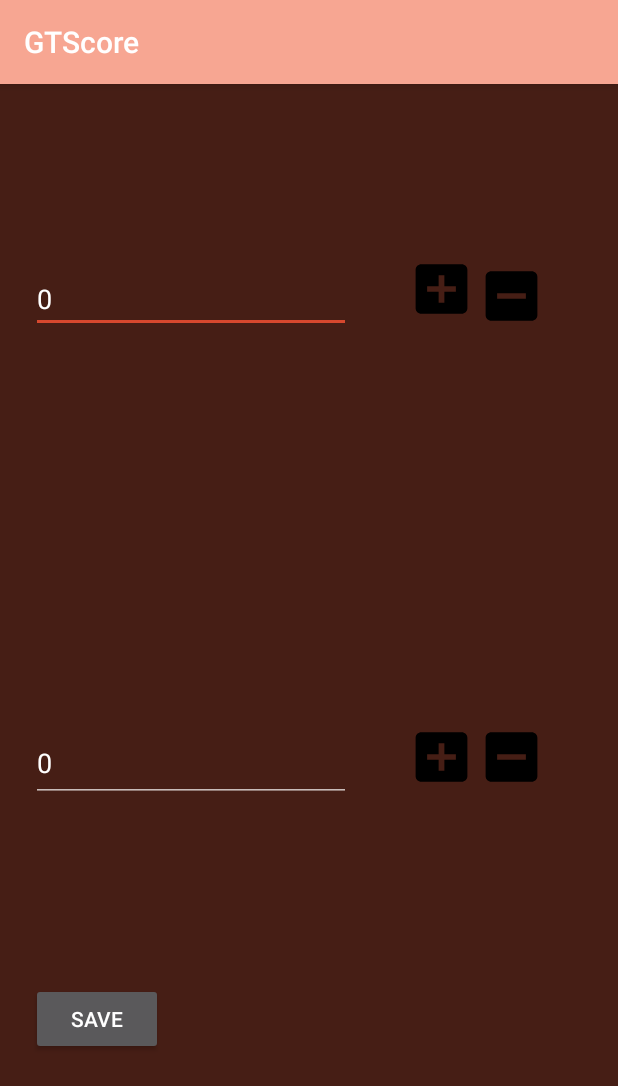
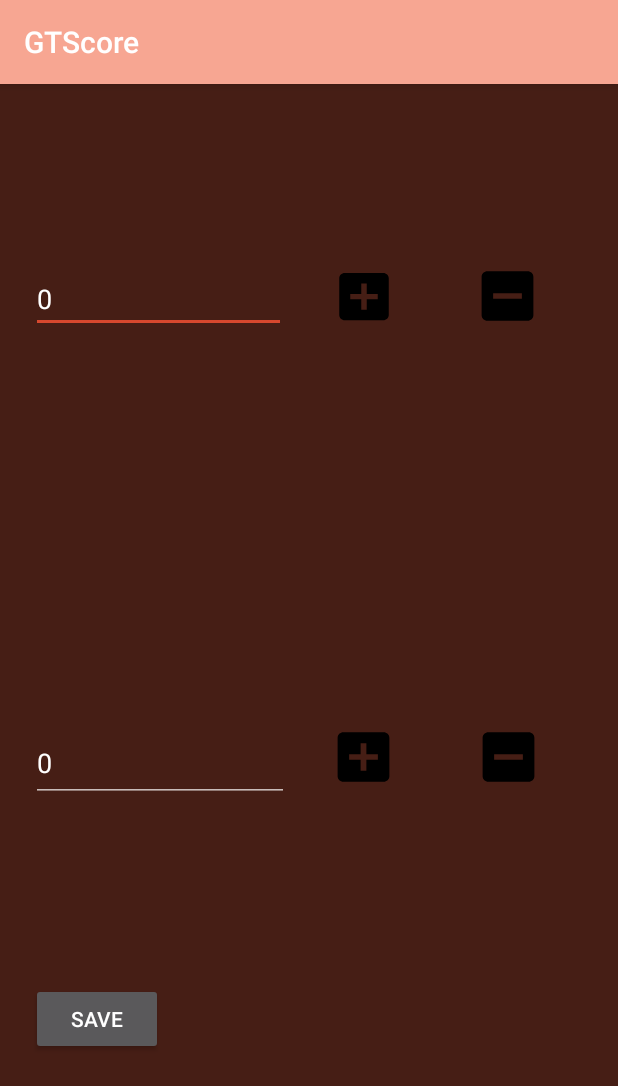
Before and after one commit to ngailapdi/GTScore, an Android app: the MatchActivity screen opened directly, with no data from a screen before it, on a phone screen of 412 x 824 dp. Shown: the top 1086 px of the screen. Run offline under Robolectric (Android 15) with nearby library versions, the phone set to English and light mode, and no system bars; our stand-ins replace Firebase (no records; nobody signed in at launch, a user with empty details on screens opened directly).

Commit message:
UI--add--match

```diff
--- a/app/src/main/res/layout/activity_match.xml
+++ b/app/src/main/res/layout/activity_match.xml
@@ -22,11 +22,15 @@
 
     <EditText
         android:id="@+id/score1"
-        android:layout_width="wrap_content"
+        android:layout_width="170dp"
         android:layout_height="wrap_content"
+        android:layout_marginEnd="8dp"
+        android:layout_marginRight="8dp"
         android:ems="10"
         android:inputType="number"
         app:layout_constraintBottom_toTopOf="@id/player2"
+        app:layout_constraintEnd_toEndOf="parent"
+        app:layout_constraintHorizontal_bias="0.0"
         app:layout_constraintStart_toStartOf="@id/player1"
         app:layout_constraintTop_toBottomOf="@+id/player1"
         app:layout_constraintTop_toTopOf="parent"
@@ -46,12 +50,16 @@
 
     <EditText
         android:id="@+id/score2"
-        android:layout_width="wrap_content"
+        android:layout_width="172dp"
         android:layout_height="51dp"
+        android:layout_marginEnd="8dp"
+        android:layout_marginRight="8dp"
         android:ems="10"
         android:inputType="number"
         app:layout_constraintBottom_toBottomOf="parent"
         app:layout_constraintBottom_toTopOf="@id/saveScore"
+        app:layout_constraintEnd_toEndOf="parent"
+        app:layout_constraintHorizontal_bias="0.0"
         app:layout_constraintStart_toStartOf="@id/player2"
         app:layout_constraintTop_toBottomOf="@+id/player2"
         app:layout_constraintVertical_bias="0.0" />
@@ -67,21 +75,21 @@
 
     <Button
         android:id="@+id/add1"
-        android:layout_width="46dp"
-        android:layout_height="44dp"
+        android:layout_width="44dp"
+        android:layout_height="42dp"
         android:layout_marginStart="8dp"
         android:layout_marginLeft="8dp"
-        android:layout_marginTop="100dp"
+        android:layout_marginTop="8dp"
         android:layout_marginEnd="8dp"
         android:layout_marginRight="8dp"
         android:layout_marginBottom="8dp"
         android:background="@drawable/ic_add_box_black_24dp"
         app:layout_constraintBottom_toBottomOf="parent"
         app:layout_constraintEnd_toEndOf="parent"
-        app:layout_constraintHorizontal_bias="0.753"
-        app:layout_constraintStart_toStartOf="parent"
+        app:layout_constraintHorizontal_bias="0.135"
+        app:layout_constraintStart_toEndOf="@+id/score1"
         app:layout_constraintTop_toTopOf="parent"
-        app:layout_constraintVertical_bias="0.024" />
+        app:layout_constraintVertical_bias="0.159" />
 
     <Button
         android:id="@+id/minus1"
@@ -96,8 +104,7 @@
         android:background="@drawable/ic_indeterminate_check_box_black_24dp"
         app:layout_constraintBottom_toBottomOf="parent"
         app:layout_constraintEnd_toEndOf="parent"
-        app:layout_constraintHorizontal_bias="0.885"
-        app:layout_constraintStart_toStartOf="parent"
+        app:layout_constraintStart_toEndOf="@+id/add1"
         app:layout_constraintTop_toTopOf="parent"
         app:layout_constraintVertical_bias="0.157" />
 
@@ -114,8 +121,7 @@
         android:background="@drawable/ic_indeterminate_check_box_black_24dp"
         app:layout_constraintBottom_toBottomOf="parent"
         app:layout_constraintEnd_toEndOf="parent"
-        app:layout_constraintHorizontal_bias="0.885"
-        app:layout_constraintStart_toStartOf="parent"
+        app:layout_constraintStart_toEndOf="@+id/minus2"
         app:layout_constraintTop_toTopOf="parent"
         app:layout_constraintVertical_bias="0.591" />
 
@@ -132,8 +138,8 @@
         android:background="@drawable/ic_add_box_black_24dp"
         app:layout_constraintBottom_toBottomOf="parent"
         app:layout_constraintEnd_toEndOf="parent"
-        app:layout_constraintHorizontal_bias="0.753"
-        app:layout_constraintStart_toStartOf="parent"
+        app:layout_constraintHorizontal_bias="0.118"
+        app:layout_constraintStart_toEndOf="@+id/score2"
         app:layout_constraintTop_toTopOf="parent"
         app:layout_constraintVertical_bias="0.591" />
 </android.support.constraint.ConstraintLayout>
```
Also changed, not shown: app/src/main/res/layout/activity_add_game.xml (+5 -5 lines), app/src/main/res/layout/activity_add_match.xml (+4 -4 lines).
